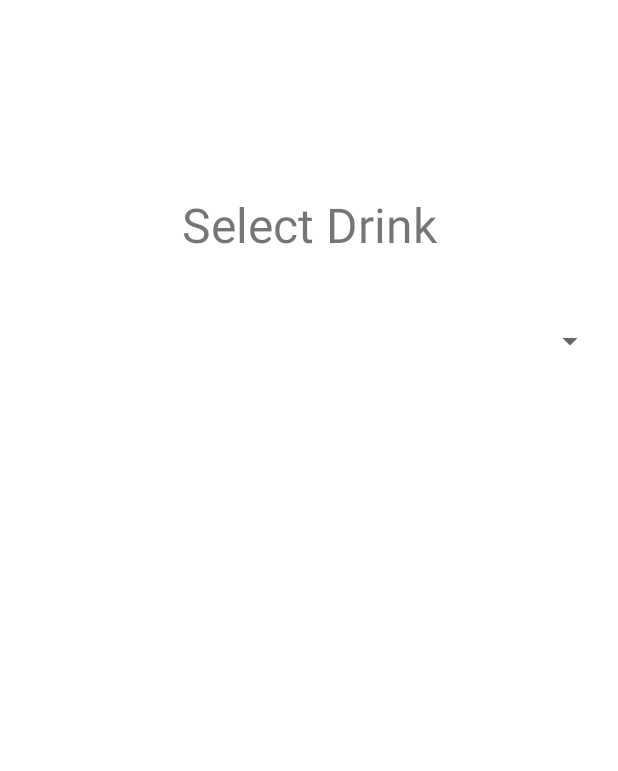
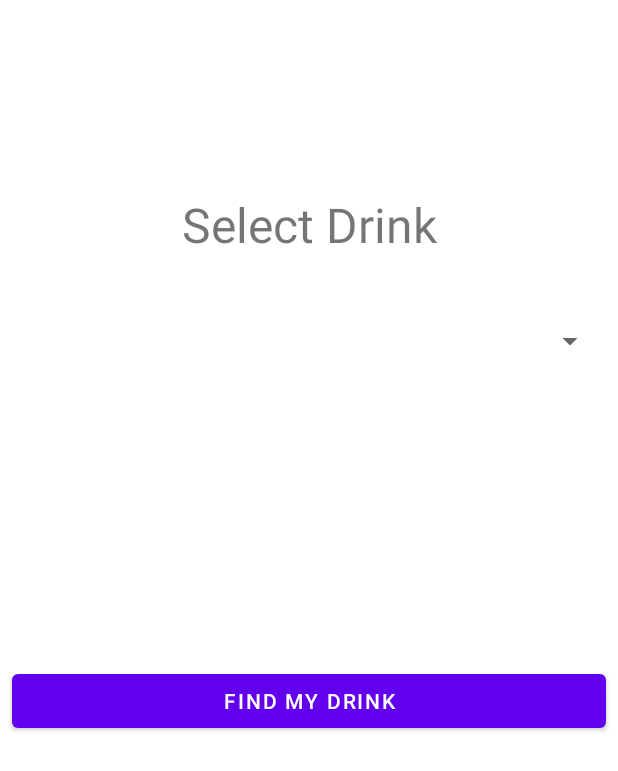
Before and after one commit to pdstu25/FindMyDrink, an Android app: the layout activity_main.xml on its own in the app's theme, with its tools: preview values and no code run, on a phone screen of 412 x 824 dp. Shown: the top 771 px of the screen. Run offline under Robolectric (Android 15) with nearby library versions, the phone set to English and light mode, and no system bars.

Commit message:
Added recyclerview and button to MainActivity interface

```diff
--- a/app/src/main/res/layout/activity_main.xml
+++ b/app/src/main/res/layout/activity_main.xml
@@ -31,4 +31,27 @@
         app:layout_constraintEnd_toEndOf="parent"
         app:layout_constraintStart_toStartOf="parent"
         app:layout_constraintTop_toBottomOf="@+id/selectDrink_textView" />
+
+    <androidx.recyclerview.widget.RecyclerView
+        android:id="@+id/drinkName_RecyclerView"
+        android:layout_width="0dp"
+        android:layout_height="wrap_content"
+        android:layout_marginStart="8dp"
+        android:layout_marginTop="64dp"
+        android:layout_marginEnd="8dp"
+        app:layout_constraintEnd_toEndOf="parent"
+        app:layout_constraintStart_toStartOf="parent"
+        app:layout_constraintTop_toBottomOf="@+id/selectDrink_spinner" />
+
+    <Button
+        android:id="@+id/findDrink_button"
+        android:layout_width="0dp"
+        android:layout_height="wrap_content"
+        android:layout_marginStart="8dp"
+        android:layout_marginTop="128dp"
+        android:layout_marginEnd="8dp"
+        android:text="Find My Drink"
+        app:layout_constraintEnd_toEndOf="parent"
+        app:layout_constraintStart_toStartOf="parent"
+        app:layout_constraintTop_toBottomOf="@+id/drinkName_RecyclerView" />
 </androidx.constraintlayout.widget.ConstraintLayout>
```
